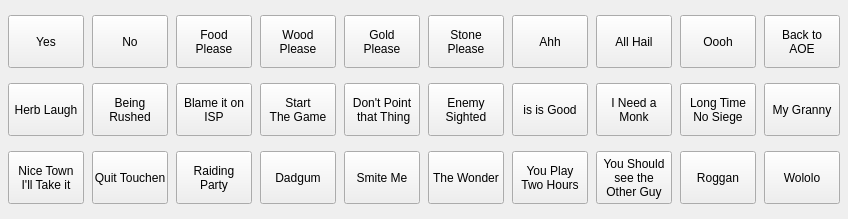
First picture: the form in QT Version/mainwindow.ui, repository ejb1123/AOE2-Sound-Board, before the edit.
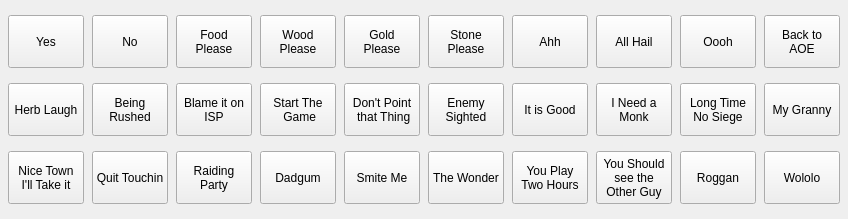
Second picture: the form after the edit.

Diff of the .ui file:
```diff
--- a/QT Version/mainwindow.ui
+++ b/QT Version/mainwindow.ui
@@ -253,8 +253,8 @@
        </size>
       </property>
       <property name="text">
-       <string>Start
-The Game</string>
+       <string>Start The
+ Game</string>
       </property>
      </widget>
     </item>
@@ -321,7 +321,7 @@
        </size>
       </property>
       <property name="text">
-       <string>is is Good</string>
+       <string>It is Good</string>
       </property>
      </widget>
     </item>
@@ -362,7 +362,7 @@
        </size>
       </property>
       <property name="text">
-       <string>Quit Touchen</string>
+       <string>Quit Touchin</string>
       </property>
      </widget>
     </item>
```
